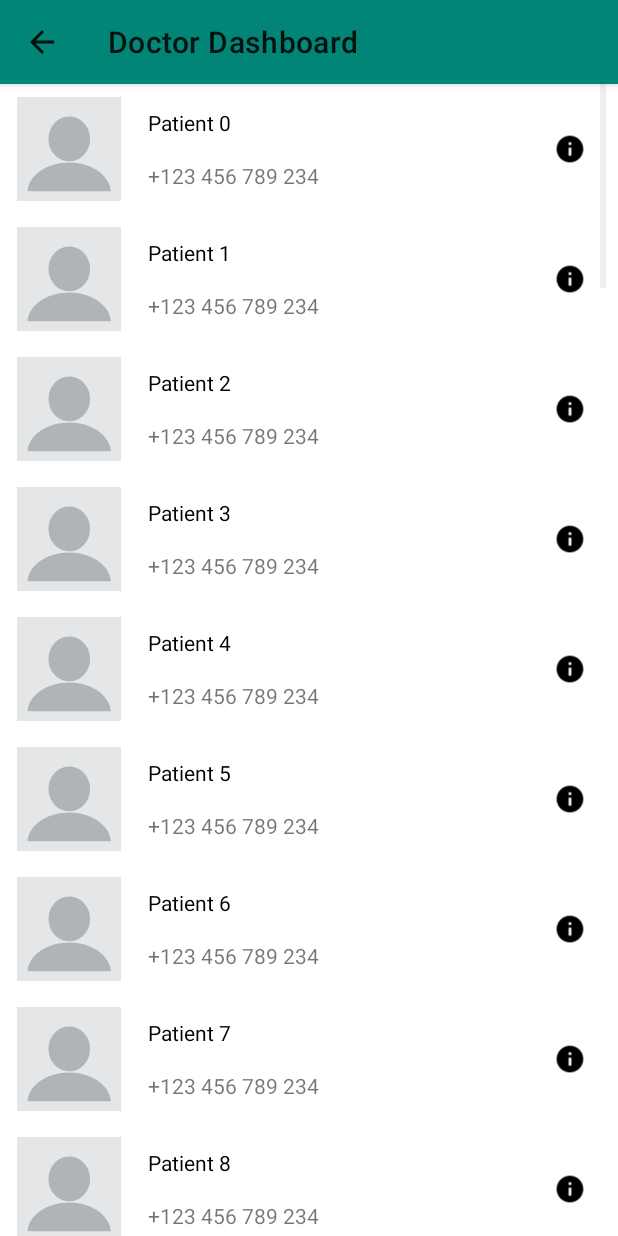
After one commit to sullaVM/trocaire-diabetes-apps, an Android app: the Doctor_Dashboard screen opened directly, with no data from a screen before it, on a phone screen of 412 x 824 dp. The commit adds this screen. Run offline under Robolectric (Android 15) with nearby library versions, the phone set to English and light mode, and no system bars.

Commit message:
Added UI for doctor dashboard. Using dummy data

```diff
--- /dev/null
+++ b/DiabetesApp/app/src/main/java/com/example/diabetesapp/Doctor_Dashboard.java
@@ -0,0 +1,38 @@
+package com.example.diabetesapp;
+
+import androidx.appcompat.app.AppCompatActivity;
+
+import android.widget.ListView;
+
+import android.os.Bundle;
+
+import java.util.ArrayList;
+
+public class Doctor_Dashboard extends AppCompatActivity {
+
+    private static final int DATASET_SIZE = 50;
+    protected ArrayList<Patient> patientDataset;
+
+    @Override
+    protected void onCreate(Bundle savedInstanceState) {
+        super.onCreate(savedInstanceState);
+        setContentView(R.layout.activity_doctor__dashboard);
+
+        getPatients();
+        Doctor_Dashboard_Array_Adapter adapter = new Doctor_Dashboard_Array_Adapter(this,
+                R.layout.doctor_dashboard_list_item, patientDataset);
+
+        ListView listView = findViewById(R.id.listViewPatients);
+        listView.setAdapter(adapter);
+    }
+
+    private void getPatients() {
+        patientDataset = new ArrayList<>();
+        for (int i = 0; i < DATASET_SIZE; i++) {
+            String patientName = "Patient " + i;
+            int patientImage = R.drawable.blank_icon;
+            Patient patient = new Patient(patientName, patientImage);
+            patientDataset.add(patient);
+        }
+    }
+}
--- /dev/null
+++ b/DiabetesApp/app/src/main/java/com/example/diabetesapp/Doctor_Dashboard_Array_Adapter.java
@@ -0,0 +1,40 @@
+package com.example.diabetesapp;
+
+import android.content.Context;
+import android.view.LayoutInflater;
+import android.view.View;
+import android.view.ViewGroup;
+import android.widget.ArrayAdapter;
+import android.widget.ImageView;
+import android.widget.TextView;
+
+import java.util.ArrayList;
+
+public class Doctor_Dashboard_Array_Adapter extends ArrayAdapter<Patient> {
+    ArrayList<Patient> patientList;
+
+    public Doctor_Dashboard_Array_Adapter(Context context,
+                                          int resource,
+                                          ArrayList<Patient> objects) {
+        super(context, resource, objects);
+        patientList = objects;
+    }
+
+    @Override
+    public int getCount() {
+        return super.getCount();
+    }
+
+    @Override
+    public View getView(int position, View v, ViewGroup parent) {
+        LayoutInflater inflater = (LayoutInflater)
+                getContext().getSystemService(Context.LAYOUT_INFLATER_SERVICE);
+
+        v = inflater.inflate(R.layout.doctor_dashboard_list_item, null);
+        TextView textView = v.findViewById(R.id.textView);
+        ImageView imageView = v.findViewById(R.id.imageView);
+        textView.setText(patientList.get(position).getPatientName());
+        imageView.setImageResource(patientList.get(position).getPatientImage());
+        return v;
+    }
+}
--- a/DiabetesApp/app/src/main/java/com/example/diabetesapp/Doctor_Login.java
+++ b/DiabetesApp/app/src/main/java/com/example/diabetesapp/Doctor_Login.java
@@ -26,4 +26,9 @@ public class Doctor_Login extends AppCompatActivity {
         Intent intent = new Intent(this, MainActivity.class);
         startActivity(intent);
     }
+
+    public void signIn(View view) {
+        Intent intent = new Intent(this, Doctor_Dashboard.class);
+        startActivity(intent);
+    }
 }
--- /dev/null
+++ b/DiabetesApp/app/src/main/java/com/example/diabetesapp/Patient.java
@@ -0,0 +1,20 @@
+package com.example.diabetesapp;
+
+public class Patient {
+    String patientName;
+    int patientImage;
+
+    public Patient(String patientName,int patientImage)
+    {
+        this.patientName=patientName;
+        this.patientImage=patientImage;
+    }
+    public String getPatientName()
+    {
+        return patientName;
+    }
+    public int getPatientImage()
+    {
+        return patientImage;
+    }
+}
--- /dev/null
+++ b/DiabetesApp/app/src/main/res/layout/activity_doctor__dashboard.xml
@@ -0,0 +1,27 @@
+<?xml version="1.0" encoding="utf-8"?>
+<androidx.constraintlayout.widget.ConstraintLayout xmlns:android="http://schemas.android.com/apk/res/android"
+    xmlns:app="http://schemas.android.com/apk/res-auto"
+    xmlns:tools="http://schemas.android.com/tools"
+    android:layout_width="match_parent"
+    android:layout_height="match_parent"
+    android:background="@android:color/background_light"
+    tools:context=".Doctor_Dashboard">
+
+    <ListView
+        android:id="@+id/listViewPatients"
+        android:layout_width="0dp"
+        android:layout_height="0dp"
+        android:layout_marginStart="8dp"
+        android:layout_marginLeft="8dp"
+        android:layout_marginEnd="8dp"
+        android:layout_marginRight="8dp"
+        android:divider="@null"
+        android:footerDividersEnabled="false"
+        android:headerDividersEnabled="false"
+        app:layout_constraintBottom_toBottomOf="parent"
+        app:layout_constraintEnd_toEndOf="parent"
+        app:layout_constraintStart_toStartOf="parent"
+        app:layout_constraintTop_toTopOf="parent" />
+
+
+</androidx.constraintlayout.widget.ConstraintLayout>
--- a/DiabetesApp/app/src/main/res/layout/activity_doctor__login.xml
+++ b/DiabetesApp/app/src/main/res/layout/activity_doctor__login.xml
@@ -6,17 +6,6 @@
     android:layout_height="match_parent"
     android:background="#C8E6C9"
     tools:context=".Doctor_Login">
-
-   <!-- <Button
-        android:id="@+id/back"
-        android:layout_width="99dp"
-        android:layout_height="75dp"
-        android:layout_marginTop="24dp"
-        android:layout_marginEnd="296dp"
-        android:layout_marginRight="296dp"
-        android:text="Back"
-        app:layout_constraintEnd_toEndOf="parent"
-        app:layout_constraintTop_toTopOf="parent" /> -->
 
     <androidx.constraintlayout.widget.Guideline
         android:id="@+id/guidelineHorizontal"
@@ -63,7 +52,7 @@
         app:srcCompat="@drawable/baseline_favorite_black_side_white_18dp" />
 
     <com.google.android.material.textfield.TextInputLayout
-        android:id="@+id/textInputLayout2"
+        android:id="@+id/textInputLayout1"
         android:layout_width="0dp"
         android:layout_height="wrap_content"
         android:layout_marginStart="32dp"
@@ -85,7 +74,7 @@
     </com.google.android.material.textfield.TextInputLayout>
 
     <com.google.android.material.textfield.TextInputLayout
-        android:id="@+id/textInputLayout4"
+        android:id="@+id/textInputLayout2"
         android:layout_width="0dp"
         android:layout_height="wrap_content"
         android:layout_marginStart="32dp"
@@ -98,7 +87,7 @@
         app:layout_constraintEnd_toEndOf="parent"
         app:layout_constraintHorizontal_bias="0.0"
         app:layout_constraintStart_toStartOf="parent"
-        app:layout_constraintTop_toBottomOf="@+id/textInputLayout2">
+        app:layout_constraintTop_toBottomOf="@+id/textInputLayout1">
 
         <com.google.android.material.textfield.TextInputEditText
             android:id="@+id/docPassword"
@@ -116,10 +105,11 @@
         android:layout_alignParentRight="true"
         android:layout_marginEnd="32dp"
         android:layout_marginRight="32dp"
+        android:onClick="signIn"
         android:text="@string/action_sign_in_short"
         app:layout_constraintBottom_toBottomOf="parent"
         app:layout_constraintEnd_toEndOf="parent"
-        app:layout_constraintTop_toBottomOf="@+id/textInputLayout4"
+        app:layout_constraintTop_toBottomOf="@+id/textInputLayout2"
         app:layout_constraintVertical_bias="0.022" />
 
     <com.google.android.material.button.MaterialButton
@@ -134,7 +124,7 @@
         android:text="@string/action_sign_in_back"
         app:layout_constraintBottom_toBottomOf="parent"
         app:layout_constraintEnd_toStartOf="@+id/buttonNext"
-        app:layout_constraintTop_toBottomOf="@+id/textInputLayout4"
+        app:layout_constraintTop_toBottomOf="@+id/textInputLayout2"
         app:layout_constraintVertical_bias="0.01999998" />
 
 </androidx.constraintlayout.widget.ConstraintLayout>
--- /dev/null
+++ b/DiabetesApp/app/src/main/res/layout/doctor_dashboard_list_item.xml
@@ -0,0 +1,70 @@
+<?xml version="1.0" encoding="utf-8"?>
+<androidx.constraintlayout.widget.ConstraintLayout xmlns:android="http://schemas.android.com/apk/res/android"
+    xmlns:app="http://schemas.android.com/apk/res-auto"
+    xmlns:tools="http://schemas.android.com/tools"
+    android:id="@+id/linearLayout"
+    android:layout_width="match_parent"
+    android:layout_height="wrap_content">
+
+    <TextView
+        android:id="@+id/textView"
+        android:layout_width="wrap_content"
+        android:layout_height="wrap_content"
+        android:padding="@dimen/activity_horizontal_margin"
+        android:text="Demo"
+        android:textColor="#000"
+        app:layout_constraintBottom_toBottomOf="parent"
+        app:layout_constraintEnd_toEndOf="parent"
+        app:layout_constraintHorizontal_bias="0.0"
+        app:layout_constraintStart_toStartOf="@+id/guideline"
+        app:layout_constraintTop_toTopOf="parent"
+        app:layout_constraintVertical_bias="0.0" />
+
+    <ImageView
+        android:id="@+id/imageView"
+        android:layout_width="80dp"
+        android:layout_height="80dp"
+        android:padding="5dp"
+        app:layout_constraintBottom_toBottomOf="parent"
+        app:layout_constraintEnd_toStartOf="@+id/guideline"
+        app:layout_constraintStart_toStartOf="parent"
+        app:layout_constraintTop_toTopOf="parent"
+        app:srcCompat="@drawable/blank_icon" />
+
+    <ImageView
+        android:id="@+id/imageView2"
+        android:layout_width="32dp"
+        android:layout_height="32dp"
+        android:layout_marginStart="8dp"
+        android:layout_marginLeft="8dp"
+        android:layout_marginEnd="8dp"
+        android:layout_marginRight="8dp"
+        android:padding="5dp"
+        app:layout_constraintBottom_toBottomOf="parent"
+        app:layout_constraintEnd_toEndOf="parent"
+        app:layout_constraintHorizontal_bias="1.0"
+        app:layout_constraintStart_toEndOf="@+id/textView"
+        app:layout_constraintTop_toTopOf="parent"
+        app:srcCompat="@drawable/baseline_info_black_18dp" />
+
+    <TextView
+        android:id="@+id/textView2"
+        android:layout_width="wrap_content"
+        android:layout_height="wrap_content"
+        android:layout_marginStart="16dp"
+        android:layout_marginLeft="16dp"
+        android:layout_marginBottom="16dp"
+        android:text="@string/phone_number"
+        app:layout_constraintBottom_toBottomOf="parent"
+        app:layout_constraintEnd_toEndOf="parent"
+        app:layout_constraintHorizontal_bias="0.0"
+        app:layout_constraintStart_toStartOf="@+id/guideline"
+        app:layout_constraintTop_toBottomOf="@+id/textView" />
+
+    <androidx.constraintlayout.widget.Guideline
+        android:id="@+id/guideline"
+        android:layout_width="wrap_content"
+        android:layout_height="wrap_content"
+        android:orientation="vertical"
+        app:layout_constraintGuide_begin="75dp" />
+</androidx.constraintlayout.widget.ConstraintLayout>
--- a/DiabetesApp/app/src/main/res/values/strings.xml
+++ b/DiabetesApp/app/src/main/res/values/strings.xml
@@ -12,4 +12,10 @@
     <string name="app_name_logo">korta</string>
     <string name="action_sign_in_back">CANCEL</string>
     <string name="title_activity_doctor_login">Doctor Login</string>
+    <string name="patients">Patients</string>
+    <string name="title_activity_doctor_dashboard">Doctor Dashboard</string>
+    <string name="patient">Patient</string>
+    <string name="linear_layout_manager">Linear Layout Manager</string>
+    <string name="grid_layout_manager">Grid Layout Manager</string>
+    <string name="phone_number">+123 456 789 234</string>
 </resources>
```
Also changed, not shown: DiabetesApp/app/src/main/AndroidManifest.xml (+6 -3 lines), DiabetesApp/app/src/main/res/drawable/baseline_info_black_18dp.png (added).
